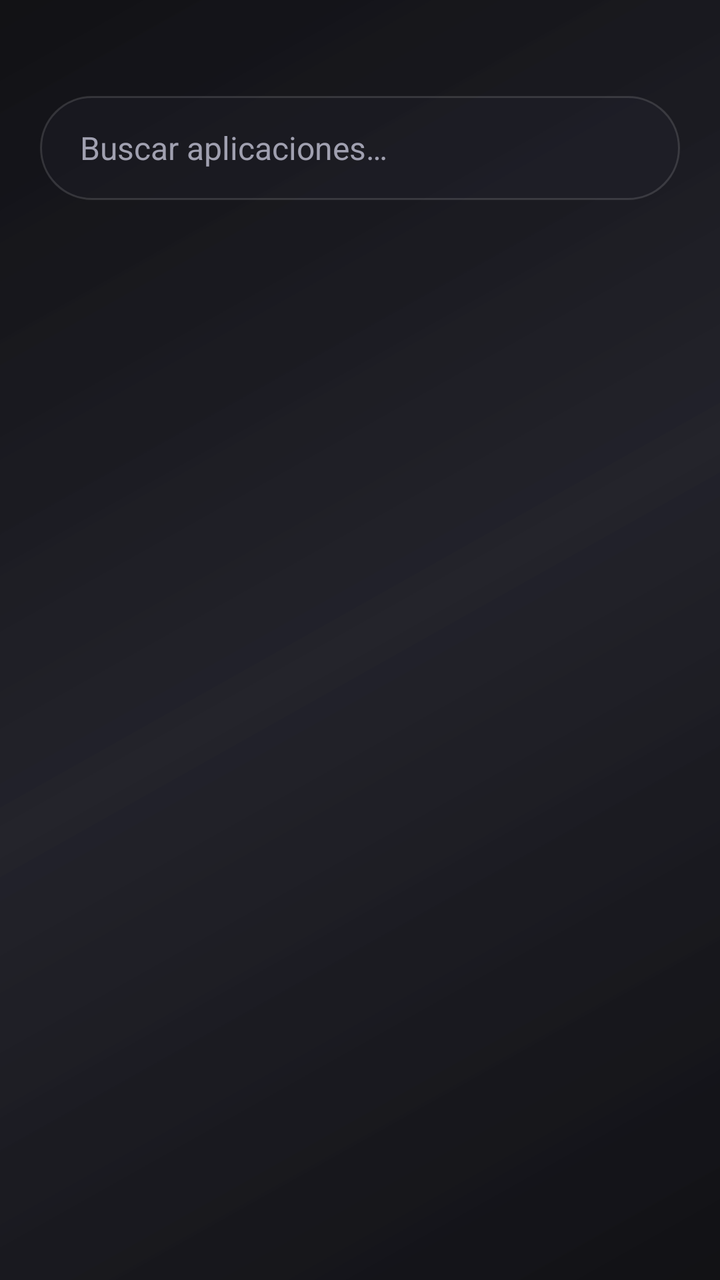
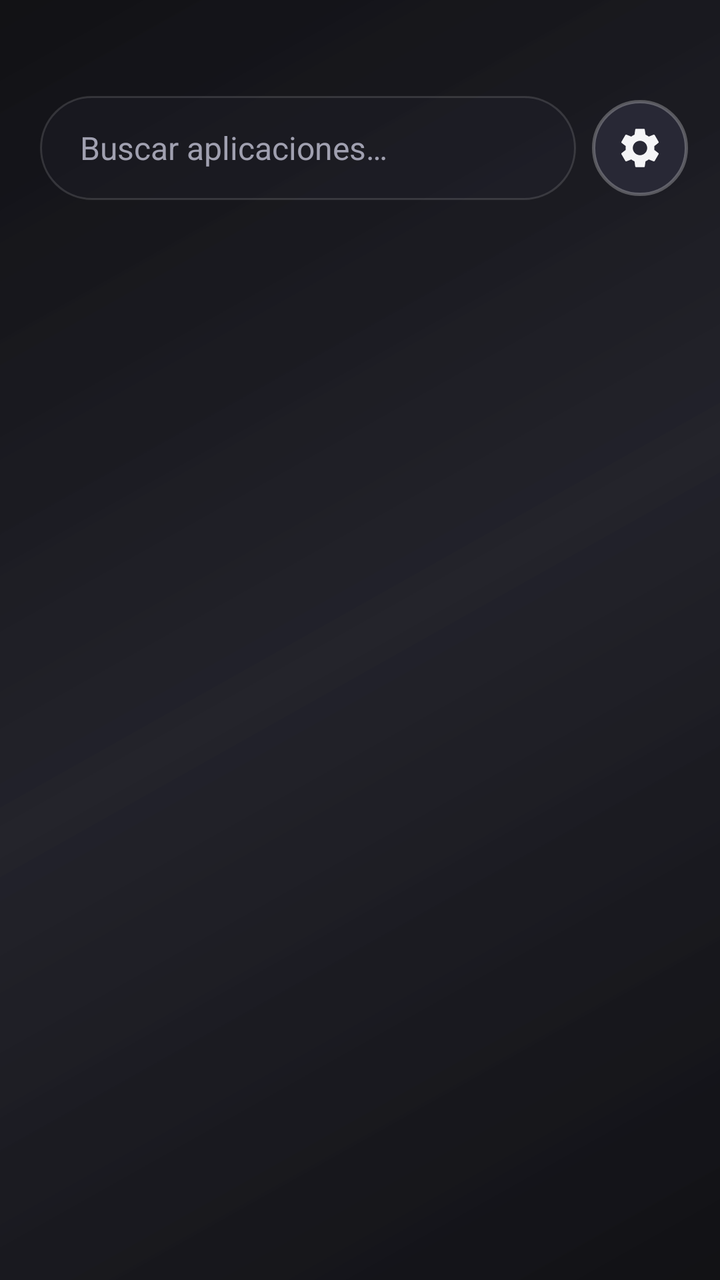

Before-and-after screenshots of an Android layout around one commit, followed by the original layout XML and the change that was made.
<!-- AndroidManifest.xml: activity theme Theme.RomasterLauncher.Drawer -->
<!-- res/layout/activity_app_drawer.xml -->
<?xml version="1.0" encoding="utf-8"?>
<androidx.constraintlayout.widget.ConstraintLayout
    xmlns:android="http://schemas.android.com/apk/res/android"
    xmlns:app="http://schemas.android.com/apk/res-auto"
    android:id="@+id/drawerRoot"
    android:layout_width="match_parent"
    android:layout_height="match_parent"
    android:background="@drawable/bg_drawer_gradient">

    <EditText
        android:id="@+id/searchApps"
        android:layout_width="0dp"
        android:layout_height="52dp"
        android:layout_marginStart="20dp"
        android:layout_marginEnd="20dp"
        android:layout_marginTop="48dp"
        android:background="@drawable/bg_search_bar"
        android:hint="@string/search_apps"
        android:textColorHint="@color/romaster_text_secondary"
        android:textColor="@color/romaster_text_primary"
        android:textSize="16sp"
        android:paddingStart="20dp"
        android:paddingEnd="20dp"
        android:inputType="text"
        android:imeOptions="actionSearch"
        android:maxLines="1"
        android:elevation="6dp"
        app:layout_constraintTop_toTopOf="parent"
        app:layout_constraintStart_toStartOf="parent"
        app:layout_constraintEnd_toEndOf="parent" />

    <androidx.recyclerview.widget.RecyclerView
        android:id="@+id/appsGrid"
        android:layout_width="0dp"
        android:layout_height="0dp"
        android:layout_marginTop="16dp"
        android:clipToPadding="false"
        android:paddingStart="12dp"
        android:paddingEnd="12dp"
        android:paddingBottom="32dp"
        android:overScrollMode="never"
        app:layout_constraintTop_toBottomOf="@id/searchApps"
        app:layout_constraintBottom_toBottomOf="parent"
        app:layout_constraintStart_toStartOf="parent"
        app:layout_constraintEnd_toEndOf="parent" />

</androidx.constraintlayout.widget.ConstraintLayout>
<!-- resources referenced by this layout -->
<resources>
  <color name="romaster_text_primary">#F5F5F7</color>
  <color name="romaster_text_secondary">#A0A0B0</color>
  <!-- drawable bg_drawer_gradient (drawable) -->
  <?xml version="1.0" encoding="utf-8"?>
  <shape xmlns:android="http://schemas.android.com/apk/res/android">
      <gradient
          android:type="linear"
          android:angle="135"
          android:startColor="#E60F0F13"
          android:centerColor="#CC1A1A22"
          android:endColor="#E60F0F13" />
  </shape>
  <!-- drawable bg_search_bar (drawable) -->
  <?xml version="1.0" encoding="utf-8"?>
  <shape xmlns:android="http://schemas.android.com/apk/res/android"
      android:shape="rectangle">
      <solid android:color="#332A2A38" />
      <corners android:radius="28dp" />
      <stroke
          android:width="1dp"
          android:color="#22FFFFFF" />
  </shape>
  <string name="search_apps">Buscar aplicaciones…</string>
  <style name="Theme.RomasterLauncher.Drawer" parent="Theme.RomasterLauncher">
          <item name="android:windowBackground">@drawable/bg_drawer_gradient</item>
          <item name="android:windowIsTranslucent">true</item>
          <item name="android:statusBarColor">@android:color/transparent</item>
          <item name="android:navigationBarColor">@android:color/transparent</item>
      </style>
  <color name="romaster_primary">#6C5CE7</color>
  <color name="romaster_primary_dark">#5A4BD1</color>
  <color name="romaster_accent">#00CEC9</color>
  <color name="romaster_background">#0F0F13</color>
  <color name="romaster_surface">#1A1A22</color>
  <!-- unchanged entries left out for length: 1 -->
</resources>

<!-- the commit's change to res/layout/activity_app_drawer.xml (unified diff, before → after) -->
@@ -7,12 +7,13 @@
     android:layout_height="match_parent"
     android:background="@drawable/bg_drawer_gradient">
 
+    
     <EditText
         android:id="@+id/searchApps"
         android:layout_width="0dp"
         android:layout_height="52dp"
         android:layout_marginStart="20dp"
-        android:layout_marginEnd="20dp"
+        android:layout_marginEnd="8dp"
         android:layout_marginTop="48dp"
         android:background="@drawable/bg_search_bar"
         android:hint="@string/search_apps"
@@ -27,8 +28,25 @@
         android:elevation="6dp"
         app:layout_constraintTop_toTopOf="parent"
         app:layout_constraintStart_toStartOf="parent"
+        app:layout_constraintEnd_toStartOf="@id/btnSettings" />
+
+    
+    <ImageButton
+        android:id="@+id/btnSettings"
+        android:layout_width="48dp"
+        android:layout_height="48dp"
+        android:layout_marginEnd="16dp"
+        android:background="@drawable/bg_drawer_button"
+        android:src="@drawable/ic_settings"
+        android:contentDescription="@string/settings"
+        android:scaleType="centerInside"
+        android:padding="12dp"
+        android:elevation="6dp"
+        app:layout_constraintTop_toTopOf="@id/searchApps"
+        app:layout_constraintBottom_toBottomOf="@id/searchApps"
         app:layout_constraintEnd_toEndOf="parent" />
 
+    
     <androidx.recyclerview.widget.RecyclerView
         android:id="@+id/appsGrid"
         android:layout_width="0dp"
<!-- resource entries referenced after the edit -->
@@ -2,6 +2,19 @@
 <resources>
   <color name="romaster_text_primary">#F5F5F7</color>
   <color name="romaster_text_secondary">#A0A0B0</color>
+  <!-- drawable bg_drawer_button (drawable) -->
+  <?xml version="1.0" encoding="utf-8"?>
+  <ripple xmlns:android="http://schemas.android.com/apk/res/android"
+      android:color="@color/romaster_ripple">
+      <item>
+          <shape android:shape="oval">
+              <solid android:color="#DD2A2A38" />
+              <stroke
+                  android:width="1.5dp"
+                  android:color="#44FFFFFF" />
+          </shape>
+      </item>
+  </ripple>
   <!-- drawable bg_drawer_gradient (drawable) -->
   <?xml version="1.0" encoding="utf-8"?>
   <shape xmlns:android="http://schemas.android.com/apk/res/android">
@@ -22,13 +35,26 @@
           android:width="1dp"
           android:color="#22FFFFFF" />
   </shape>
+  <!-- drawable ic_settings (drawable) -->
+  <?xml version="1.0" encoding="utf-8"?>
+  <vector xmlns:android="http://schemas.android.com/apk/res/android"
+      android:width="24dp"
+      android:height="24dp"
+      android:viewportWidth="24"
+      android:viewportHeight="24">
+      <path
+          android:fillColor="#F5F5F7"
+          android:pathData="M19.14,12.94c0.04,-0.31 0.06,-0.63 0.06,-0.94c0,-0.31 -0.02,-0.63 -0.06,-0.94l2.03,-1.58c0.18,-0.14 0.23,-0.41 0.12,-0.61l-1.92,-3.32c-0.12,-0.22 -0.37,-0.29 -0.59,-0.22l-2.39,0.96c-0.5,-0.38 -1.03,-0.7 -1.62,-0.94L14.4,2.81c-0.04,-0.24 -0.24,-0.41 -0.48,-0.41h-3.84c-0.24,0 -0.43,0.17 -0.47,0.41L9.25,5.35C8.66,5.59 8.12,5.92 7.63,6.29L5.24,5.33c-0.22,-0.08 -0.47,0 -0.59,0.22L2.74,8.87C2.62,9.08 2.66,9.34 2.86,9.48l2.03,1.58C4.84,11.37 4.82,11.69 4.82,12s0.02,0.63 0.06,0.94l-2.03,1.58c-0.18,0.14 -0.23,0.41 -0.12,0.61l1.92,3.32c0.12,0.22 0.37,0.29 0.59,0.22l2.39,-0.96c0.5,0.38 1.03,0.7 1.62,0.94l0.36,2.54c0.05,0.24 0.24,0.41 0.48,0.41h3.84c0.24,0 0.44,-0.17 0.47,-0.41l0.36,-2.54c0.59,-0.24 1.13,-0.56 1.62,-0.94l2.39,0.96c0.22,0.08 0.47,0 0.59,-0.22l1.92,-3.32c0.12,-0.22 0.07,-0.47 -0.12,-0.61L19.14,12.94zM12,15.6c-1.98,0 -3.6,-1.62 -3.6,-3.6s1.62,-3.6 3.6,-3.6s3.6,1.62 3.6,3.6S13.98,15.6 12,15.6z"/>
+  </vector>
   <string name="search_apps">Buscar aplicaciones…</string>
+  <string name="settings">Ajustes</string>
   <style name="Theme.RomasterLauncher.Drawer" parent="Theme.RomasterLauncher">
           <item name="android:windowBackground">@drawable/bg_drawer_gradient</item>
           <item name="android:windowIsTranslucent">true</item>
           <item name="android:statusBarColor">@android:color/transparent</item>
           <item name="android:navigationBarColor">@android:color/transparent</item>
       </style>
+  <color name="romaster_ripple">#40FFFFFF</color>
   <color name="romaster_primary">#6C5CE7</color>
   <color name="romaster_primary_dark">#5A4BD1</color>
   <color name="romaster_accent">#00CEC9</color>
